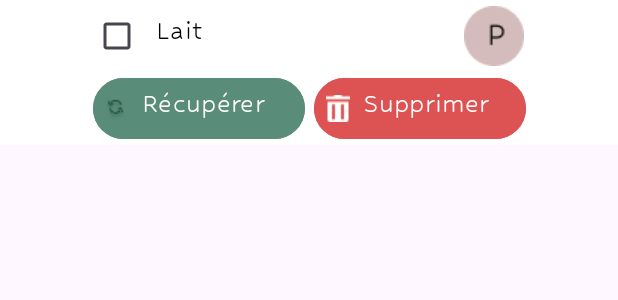
After one commit to hicham2000/Stockify-FrontEnd, an Android app: the layout listeViewCorbeille.xml on its own in the app's theme, with its tools: preview values and no code run, on a phone screen of 412 x 824 dp. The commit adds this screen. Shown: the top 300 px of the screen. Run offline under Robolectric (Android 15) with nearby library versions, the light colour scheme and no system bars; network calls fail.

Commit message:
changes in colors and strings

```diff
--- /dev/null
+++ b/app/src/main/res/layout/listeViewCorbeille.xml
@@ -0,0 +1,73 @@
+<?xml version="1.0" encoding="utf-8"?>
+<LinearLayout xmlns:android="http://schemas.android.com/apk/res/android"
+    android:layout_width="match_parent"
+    android:layout_height="wrap_content"
+    android:orientation="vertical"
+    android:background="@android:color/white"
+    >
+
+        <LinearLayout
+            android:layout_width="320dp"
+            android:layout_height="wrap_content"
+            android:layout_gravity="center"
+            android:orientation="horizontal">
+
+                <CheckBox
+                    android:id="@+id/checkBox1"
+                    android:layout_width="200dp"
+                    android:layout_height="wrap_content"
+                    android:layout_marginLeft="16dp"
+                    android:fontFamily="@font/hubballi_regular"
+                    android:paddingLeft="10dp"
+                    android:text="Lait"
+                    android:textColor="@color/black"
+                    android:textSize="20dp" />
+
+                <ImageView
+                    android:id="@+id/ellipseP"
+                    android:layout_width="40dp"
+                    android:layout_height="40dp"
+                    android:layout_gravity="center"
+                    android:layout_marginStart="47dp"
+                    android:src="@drawable/ellipsep" />
+        </LinearLayout>
+
+        <LinearLayout
+            android:layout_width="320dp"
+            android:layout_height="wrap_content"
+            android:layout_gravity="center"
+            android:orientation="horizontal">
+
+
+                <Button
+                    android:layout_width="141dp"
+                    android:layout_height="wrap_content"
+                    android:layout_marginLeft="16dp"
+                    android:drawableLeft="@drawable/recuperer"
+                    android:backgroundTint="@color/recupererCorbeille"
+                    android:fontFamily="@font/hubballi_regular"
+                    android:paddingLeft="8dp"
+                    android:text="@string/recuperer"
+                    android:textSize="20dp" />
+
+                <Button
+                    android:layout_width="141dp"
+                    android:layout_height="wrap_content"
+                    android:drawableLeft="@drawable/deletewhite"
+                    android:paddingLeft="8dp"
+                    android:layout_marginLeft="6dp"
+                    android:text="@string/supprimer"
+                    android:backgroundTint="@color/supprimerCorbeille"
+                    android:fontFamily="@font/hubballi_regular"
+                    android:textSize="20dp"
+                    />
+
+        </LinearLayout>
+
+
+
+
+
+
+
+</LinearLayout>
--- a/app/src/main/res/values/colors.xml
+++ b/app/src/main/res/values/colors.xml
@@ -16,6 +16,10 @@
     <color name ="yes_button_card">#00AF12</color>
     <color name ="non_button_card">#E03131</color>
     <color name ="viderCorbeille">#FFA6A1</color>
+    <color name ="supprimerCorbeille">#DD5252</color>
+    <color name ="recupererCorbeille">#5A8C7A</color>
+
+
 
 
 </resources>
--- a/app/src/main/res/values/strings.xml
+++ b/app/src/main/res/values/strings.xml
@@ -196,6 +196,9 @@ la quantite critique</string>
     <!-- Corbeille's strings -->
     <string name="corbeille">Corbeille</string>
     <string name="Emptycorbeille">Vider la Corbeille</string>
+    <string name="recuperer">Récupérer</string>
+    <string name="supprimer"> Supprimer</string>
+
 
 
 
```
Also changed, not shown: app/src/main/res/drawable/deletewhite.png (added), app/src/main/res/drawable/ellipsep.png (added), app/src/main/res/drawable/ellipser.png (added), app/src/main/res/drawable/recuperer.png (added).
